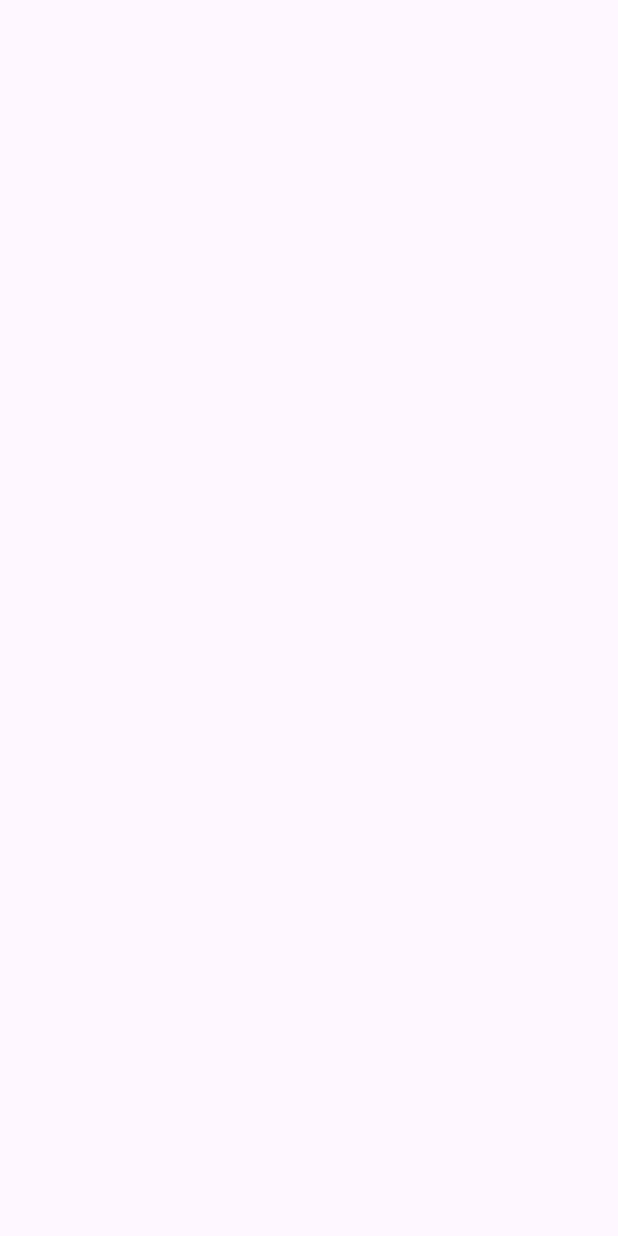
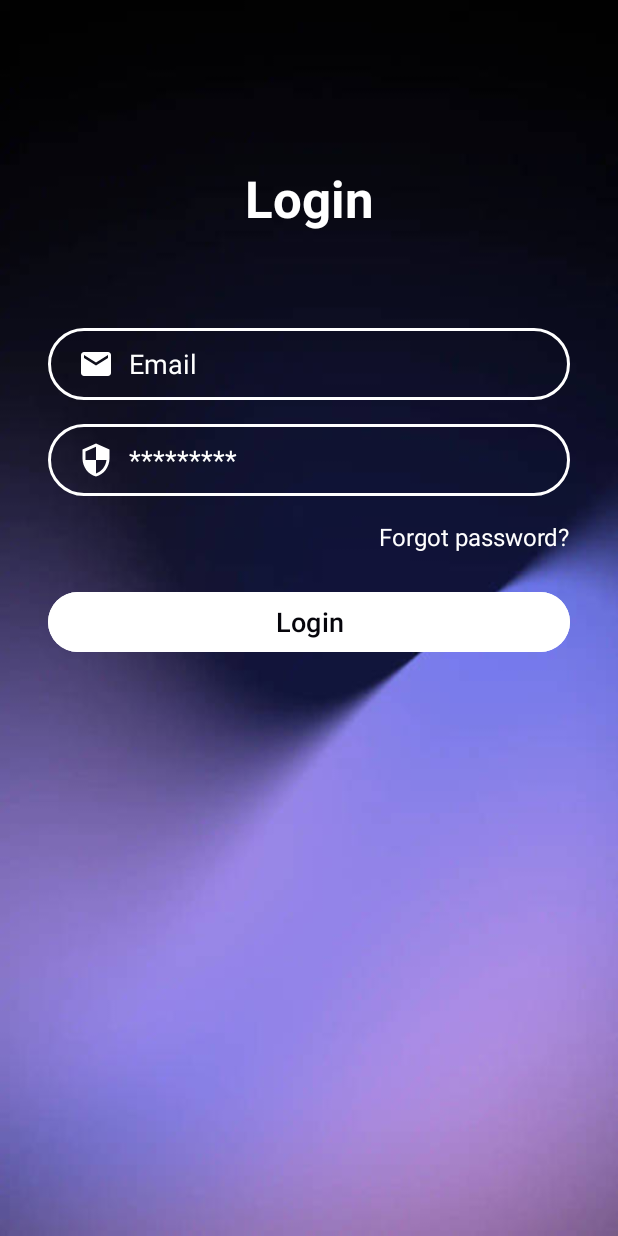
Before and after one commit to khanhnewbiehehe/BT_ConstraintLayout, an Android app: the LoginActivity screen opened directly, with no data from a screen before it, on a phone screen of 412 x 824 dp. Before the commit the screen is empty. Run offline under Robolectric (Android 15) with nearby library versions, the phone set to English and light mode, and no system bars.

Commit message:
login screen version 1

```diff
--- a/app/src/main/res/layout/activity_login.xml
+++ b/app/src/main/res/layout/activity_login.xml
@@ -5,6 +5,105 @@
     android:id="@+id/main"
     android:layout_width="match_parent"
     android:layout_height="match_parent"
-    tools:context=".LoginActivity">
+    tools:context=".LoginActivity"
+    android:background="@drawable/background">
+
+    <TextView
+        android:id="@+id/logo"
+        android:layout_width="wrap_content"
+        android:layout_height="wrap_content"
+        android:background="#00DA8888"
+        android:text="Login"
+        android:textColor="#FFFFFF"
+        android:textSize="34sp"
+        android:textStyle="bold"
+        app:layout_constraintBottom_toBottomOf="parent"
+        app:layout_constraintEnd_toEndOf="parent"
+        app:layout_constraintStart_toStartOf="parent"
+        app:layout_constraintTop_toTopOf="parent"
+        app:layout_constraintVertical_bias="0.13999999" />
+
+    <EditText
+        android:id="@+id/inputPassword"
+        android:layout_width="0dp"
+        android:layout_height="wrap_content"
+        android:layout_marginTop="16dp"
+        android:background="@drawable/input_bg"
+        android:drawableLeft="@drawable/ic_security"
+        android:drawablePadding="10dp"
+        android:drawableTint="#FFFFFF"
+        android:ems="10"
+        android:hint="Username"
+        android:inputType="text"
+        android:minHeight="48dp"
+        android:paddingLeft="20dp"
+        android:paddingTop="10dp"
+        android:paddingRight="20dp"
+        android:paddingBottom="10dp"
+        android:text="*********"
+        android:textColor="@color/white"
+        android:textColorHint="@color/white"
+        app:layout_constraintEnd_toEndOf="@+id/inputEmail"
+        app:layout_constraintHorizontal_bias="1.0"
+        app:layout_constraintStart_toStartOf="@+id/inputEmail"
+        app:layout_constraintTop_toBottomOf="@+id/inputEmail" />
+
+    <EditText
+        android:id="@+id/inputEmail"
+        android:layout_width="0dp"
+        android:layout_height="wrap_content"
+        android:layout_marginStart="32dp"
+        android:layout_marginTop="64dp"
+        android:layout_marginEnd="32dp"
+        android:background="@drawable/input_bg"
+        android:drawableLeft="@drawable/ic_email"
+        android:drawablePadding="10dp"
+        android:drawableTint="#FFFFFF"
+        android:ems="10"
+        android:hint="Email"
+        android:inputType="text"
+        android:minHeight="48dp"
+        android:paddingLeft="20dp"
+        android:paddingTop="10dp"
+        android:paddingRight="20dp"
+        android:paddingBottom="10dp"
+        android:textColor="@color/white"
+        android:textColorHint="@color/white"
+        app:layout_constraintEnd_toEndOf="parent"
+        app:layout_constraintStart_toStartOf="parent"
+        app:layout_constraintTop_toBottomOf="@+id/logo" />
+
+    <TextView
+        android:id="@+id/forgotPassword"
+        android:layout_width="wrap_content"
+        android:layout_height="wrap_content"
+        android:layout_marginTop="16dp"
+        android:text="Forgot password?"
+        android:textColor="@color/white"
+        android:textSize="16sp"
+        app:layout_constraintEnd_toEndOf="@+id/inputPassword"
+        app:layout_constraintTop_toBottomOf="@+id/inputPassword" />
+
+    <Button
+        android:id="@+id/btnlogin"
+        android:layout_width="0dp"
+        android:layout_height="wrap_content"
+        android:layout_marginTop="60dp"
+        android:backgroundTint="@color/white"
+        android:text="Login"
+        android:textColor="#06050B"
+        android:textSize="18dp"
+        app:layout_constraintEnd_toEndOf="@+id/inputPassword"
+        app:layout_constraintStart_toStartOf="@+id/inputPassword"
+        app:layout_constraintTop_toBottomOf="@+id/inputPassword" />
+
+    <LinearLayout
+        android:layout_width="0dp"
+        android:layout_height="wrap_content"
+        android:orientation="horizontal"
+        app:layout_constraintEnd_toEndOf="@+id/btnlogin"
+        app:layout_constraintStart_toStartOf="@+id/btnlogin"
+        app:layout_constraintTop_toBottomOf="@+id/btnlogin"></LinearLayout>
+
 
 </androidx.constraintlayout.widget.ConstraintLayout>
```
